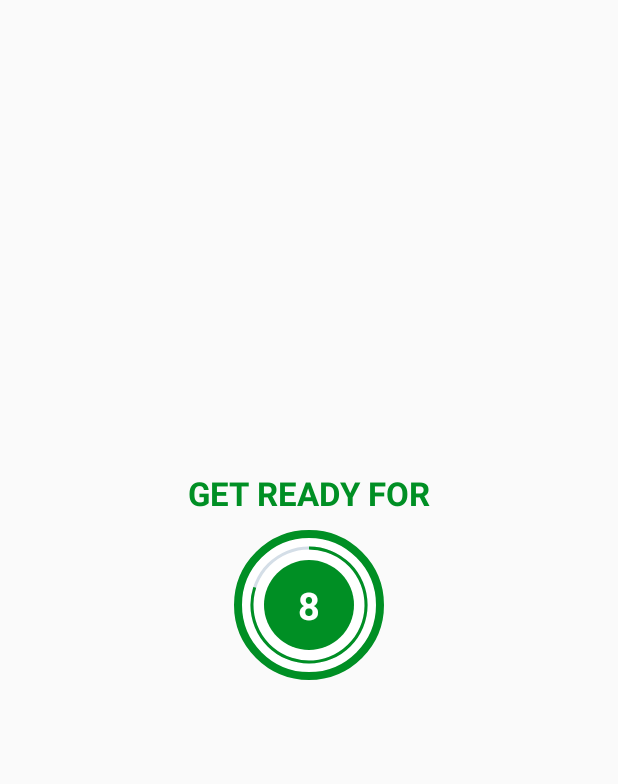
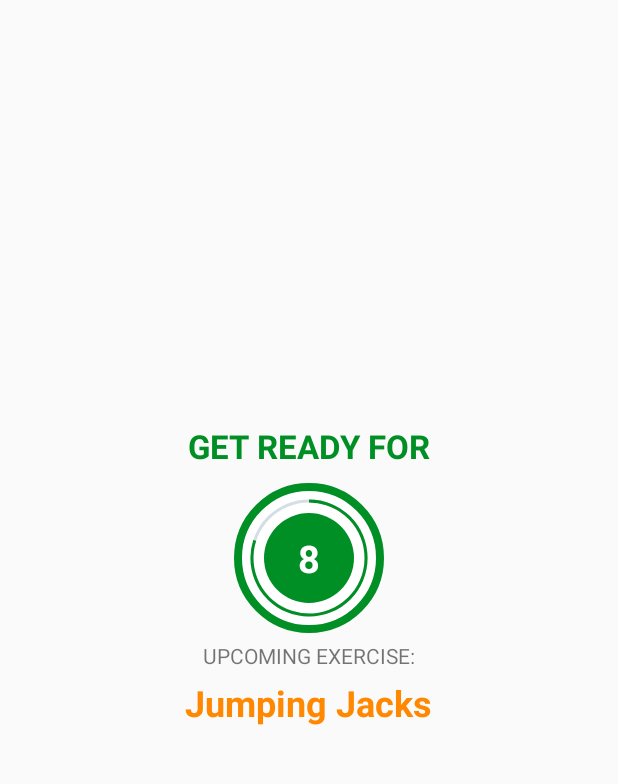
Before and after one commit to tusharja-in/fitnessApp, an Android app: the ExerciseActivity screen opened directly, with no data from a screen before it, on a phone screen of 412 x 824 dp, the part 84-868 px from its top. Run offline under Robolectric (Android 15) with nearby library versions, the phone set to English and light mode, and no system bars.

Commit message:
upcoming exercise name feature added.

```diff
--- a/app/src/main/java/com/fitness/a7minworkoutapp/ExerciseActivity.kt
+++ b/app/src/main/java/com/fitness/a7minworkoutapp/ExerciseActivity.kt
@@ -17,7 +17,8 @@ class ExerciseActivity : AppCompatActivity() {
     private var exerciseTimer:CountDownTimer?=null
     private var exerciseProgress=0
 
-    private var exerciseTimerDuration:Long=30
+    //no of seconds we want to set on timer for exercise
+    private var exerciseTimerDuration:Long=2
 
     override fun onCreate(savedInstanceState: Bundle?) {
         super.onCreate(savedInstanceState)
@@ -32,8 +33,9 @@ class ExerciseActivity : AppCompatActivity() {
         toolbar_exercise_activity.setNavigationOnClickListener {
             onBackPressed()
         }
+
+        exerciseList=Constants.defaultExerciseList()
         setUpRestView()
-        exerciseList=Constants.defaultExerciseList()
 
     }
 
@@ -49,7 +51,6 @@ class ExerciseActivity : AppCompatActivity() {
             }
 
             override fun onFinish() {
-                currentExercisePosition++
                 setUpExerciseView()
             }
         }.start()
@@ -96,6 +97,9 @@ class ExerciseActivity : AppCompatActivity() {
     }
 
     private fun setUpRestView(){
+
+        val tvUpcomingExercise=findViewById<TextView>(R.id.tvUpcomingExercise)
+
         val llRestView=findViewById<LinearLayout>(R.id.llRestView)
         llRestView.visibility=View.VISIBLE
         val llExerciseView=findViewById<LinearLayout>(R.id.llExerciseView)
@@ -105,6 +109,8 @@ class ExerciseActivity : AppCompatActivity() {
             restTimer!!.cancel()
             restProgress=0
         }
+        currentExercisePosition++
+        tvUpcomingExercise.text=exerciseList!![currentExercisePosition].getName()
         startRestProgressBar()
     }
 
--- a/app/src/main/res/layout/activity_exercise.xml
+++ b/app/src/main/res/layout/activity_exercise.xml
@@ -66,6 +66,22 @@
             </LinearLayout>
 
         </FrameLayout>
+        <TextView
+            android:layout_width="wrap_content"
+            android:layout_height="wrap_content"
+            android:text="UPCOMING EXERCISE:"
+            android:layout_marginTop="5dp"
+            />
+        <TextView
+            android:id="@+id/tvUpcomingExercise"
+            android:layout_width="wrap_content"
+            android:layout_height="wrap_content"
+            android:text="Jumping Jacks"
+            android:layout_marginTop="5dp"
+            android:textSize="24sp"
+            android:textStyle="bold"
+            android:textColor="@android:color/holo_orange_dark"
+            />
 
     </LinearLayout>
 
```
